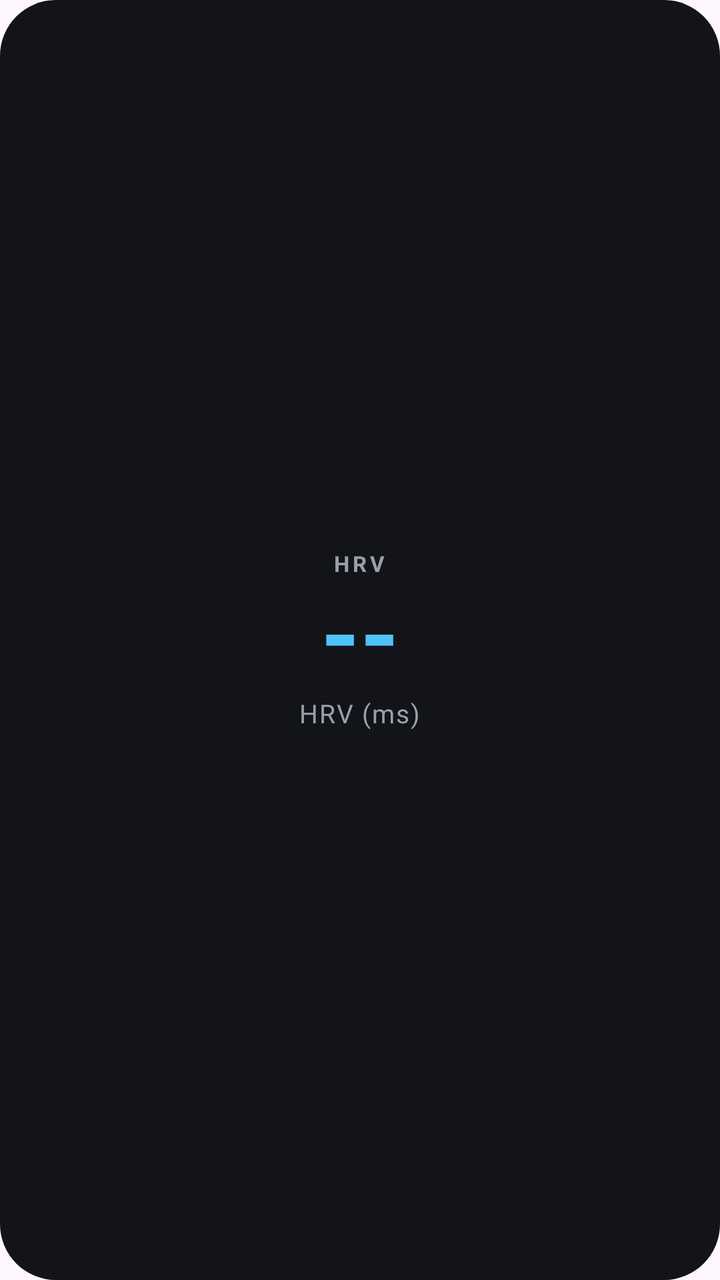
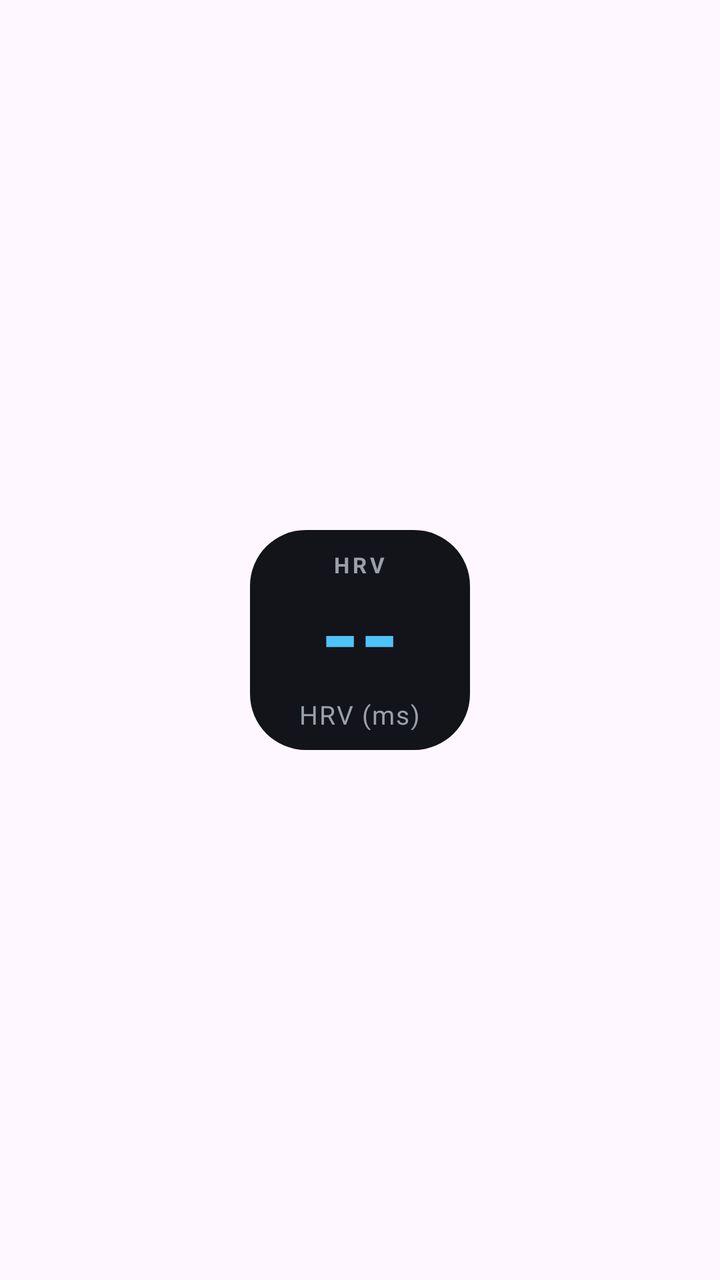

Two renders of the same Android screen: before a commit and after it. Below are the layout's source before the change and the commit's diff.
<!-- AndroidManifest.xml: application theme Theme.PulseTile -->
<!-- res/layout/widget_hrv.xml -->
<?xml version="1.0" encoding="utf-8"?>
<LinearLayout xmlns:android="http://schemas.android.com/apk/res/android"
    android:id="@+id/widget_root"
    android:layout_width="match_parent"
    android:layout_height="match_parent"
    android:orientation="vertical"
    android:gravity="center"
    android:background="@drawable/widget_bg"
    android:padding="10dp">

    <TextView
        android:id="@+id/status"
        android:layout_width="wrap_content"
        android:layout_height="wrap_content"
        android:text="HRV"
        android:textColor="@color/text_secondary"
        android:textSize="11sp"
        android:letterSpacing="0.15"
        android:textStyle="bold" />

    <TextView
        android:id="@+id/value"
        android:layout_width="wrap_content"
        android:layout_height="wrap_content"
        android:text="@string/dash"
        android:textColor="@color/accent"
        android:textSize="50sp"
        android:textStyle="bold"
        android:includeFontPadding="false" />

    <TextView
        android:id="@+id/label"
        android:layout_width="wrap_content"
        android:layout_height="wrap_content"
        android:text="@string/hrv_label"
        android:textColor="@color/text_secondary"
        android:textSize="13sp"
        android:letterSpacing="0.05" />

</LinearLayout>
<!-- resources referenced by this layout -->
<resources>
  <color name="accent">#4FC3F7</color>
  <color name="text_secondary">#9AA0A6</color>
  <!-- drawable widget_bg (drawable) -->
  <?xml version="1.0" encoding="utf-8"?>
  <shape xmlns:android="http://schemas.android.com/apk/res/android"
      android:shape="rectangle">
      <solid android:color="@color/widget_bg" />
      <corners android:radius="28dp" />
  </shape>
  <string name="dash">--</string>
  <string name="hrv_label">HRV (ms)</string>
  <style name="Theme.PulseTile" parent="Theme.Material3.DayNight.NoActionBar">
          <item name="android:statusBarColor">@color/widget_bg</item>
      </style>
  <color name="widget_bg">#12141A</color>
</resources>

<!-- the commit's change to res/layout/widget_hrv.xml (unified diff, before → after) -->
@@ -1,40 +1,61 @@
 <?xml version="1.0" encoding="utf-8"?>
-<LinearLayout xmlns:android="http://schemas.android.com/apk/res/android"
+<FrameLayout xmlns:android="http://schemas.android.com/apk/res/android"
     android:id="@+id/widget_root"
     android:layout_width="match_parent"
-    android:layout_height="match_parent"
-    android:orientation="vertical"
-    android:gravity="center"
-    android:background="@drawable/widget_bg"
-    android:padding="10dp">
+    android:layout_height="match_parent">
 
-    <TextView
-        android:id="@+id/status"
-        android:layout_width="wrap_content"
-        android:layout_height="wrap_content"
-        android:text="HRV"
-        android:textColor="@color/text_secondary"
-        android:textSize="11sp"
-        android:letterSpacing="0.15"
-        android:textStyle="bold" />
+    <FrameLayout
+        android:id="@+id/card"
+        android:layout_width="110dp"
+        android:layout_height="110dp"
+        android:layout_gravity="center"
+        android:background="@drawable/widget_bg">
 
-    <TextView
-        android:id="@+id/value"
-        android:layout_width="wrap_content"
-        android:layout_height="wrap_content"
-        android:text="@string/dash"
-        android:textColor="@color/accent"
-        android:textSize="50sp"
-        android:textStyle="bold"
-        android:includeFontPadding="false" />
+        <ImageView
+            android:id="@+id/graph"
+            android:layout_width="match_parent"
+            android:layout_height="match_parent"
+            android:scaleType="fitXY"
+            android:contentDescription="@null" />
 
-    <TextView
-        android:id="@+id/label"
-        android:layout_width="wrap_content"
-        android:layout_height="wrap_content"
-        android:text="@string/hrv_label"
-        android:textColor="@color/text_secondary"
-        android:textSize="13sp"
-        android:letterSpacing="0.05" />
+        <LinearLayout
+            android:layout_width="match_parent"
+            android:layout_height="match_parent"
+            android:orientation="vertical"
+            android:gravity="center"
+            android:padding="10dp">
 
-</LinearLayout>
+            <TextView
+                android:id="@+id/status"
+                android:layout_width="wrap_content"
+                android:layout_height="wrap_content"
+                android:text="HRV"
+                android:textColor="@color/text_secondary"
+                android:textSize="11sp"
+                android:letterSpacing="0.15"
+                android:textStyle="bold" />
+
+            <TextView
+                android:id="@+id/value"
+                android:layout_width="wrap_content"
+                android:layout_height="wrap_content"
+                android:text="@string/dash"
+                android:textColor="@color/accent"
+                android:textSize="50sp"
+                android:textStyle="bold"
+                android:includeFontPadding="false" />
+
+            <TextView
+                android:id="@+id/label"
+                android:layout_width="wrap_content"
+                android:layout_height="wrap_content"
+                android:text="@string/hrv_label"
+                android:textColor="@color/text_secondary"
+                android:textSize="13sp"
+                android:letterSpacing="0.05" />
+
+        </LinearLayout>
+
+    </FrameLayout>
+
+</FrameLayout>
